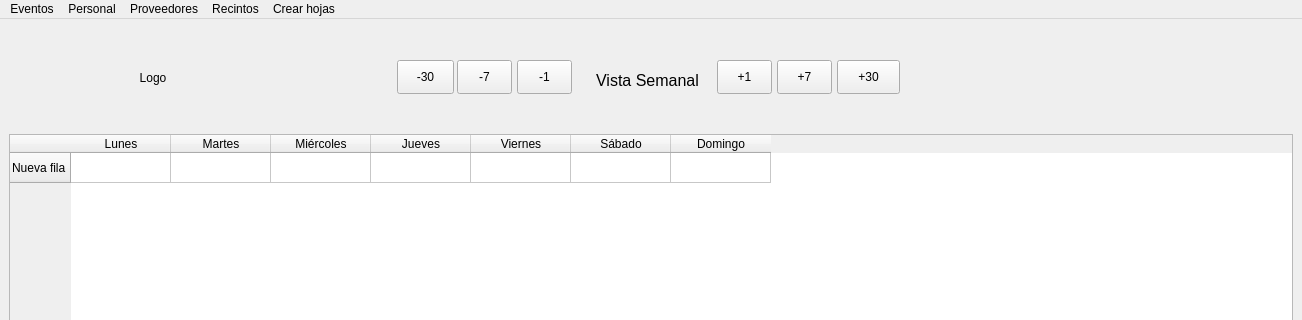
First picture: the form in elaleph/menuprincipal_ui.ui, repository Aleph1981/elaleph, before the edit; both pictures show x 0 to 1302 and y 0 to 320 of the 1302 by 666 pixel window.
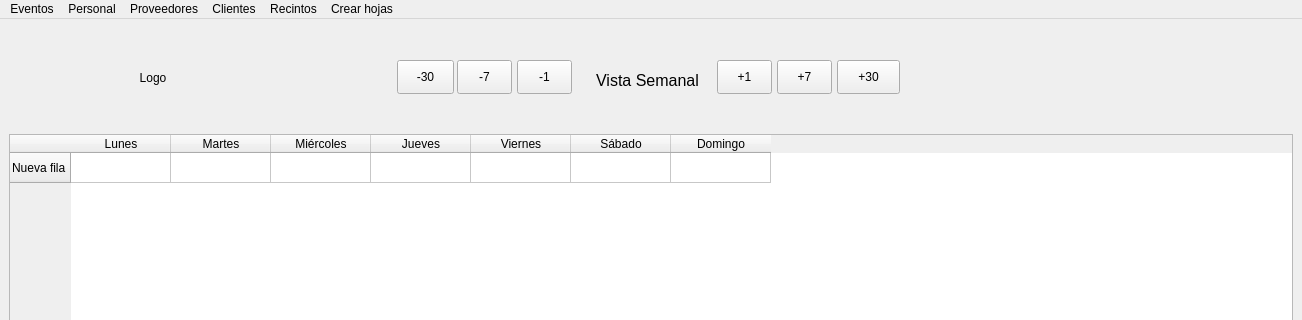
Second picture: the form after the edit.

Patch:
```diff
--- a/elaleph/menuprincipal_ui.ui
+++ b/elaleph/menuprincipal_ui.ui
@@ -566,9 +566,16 @@
     </property>
     <addaction name="action_alta_recinto"/>
    </widget>
+   <widget class="QMenu" name="menuClientes">
+    <property name="title">
+     <string>Clientes</string>
+    </property>
+    <addaction name="actionClientes"/>
+   </widget>
    <addaction name="menuEventos"/>
    <addaction name="menuPersonal"/>
    <addaction name="menuProveedores"/>
+   <addaction name="menuClientes"/>
    <addaction name="menuRecintos"/>
    <addaction name="menuCrear_hojas"/>
   </widget>
```
Left out of the diff: 16 changed lines with no effect on the pictures.
